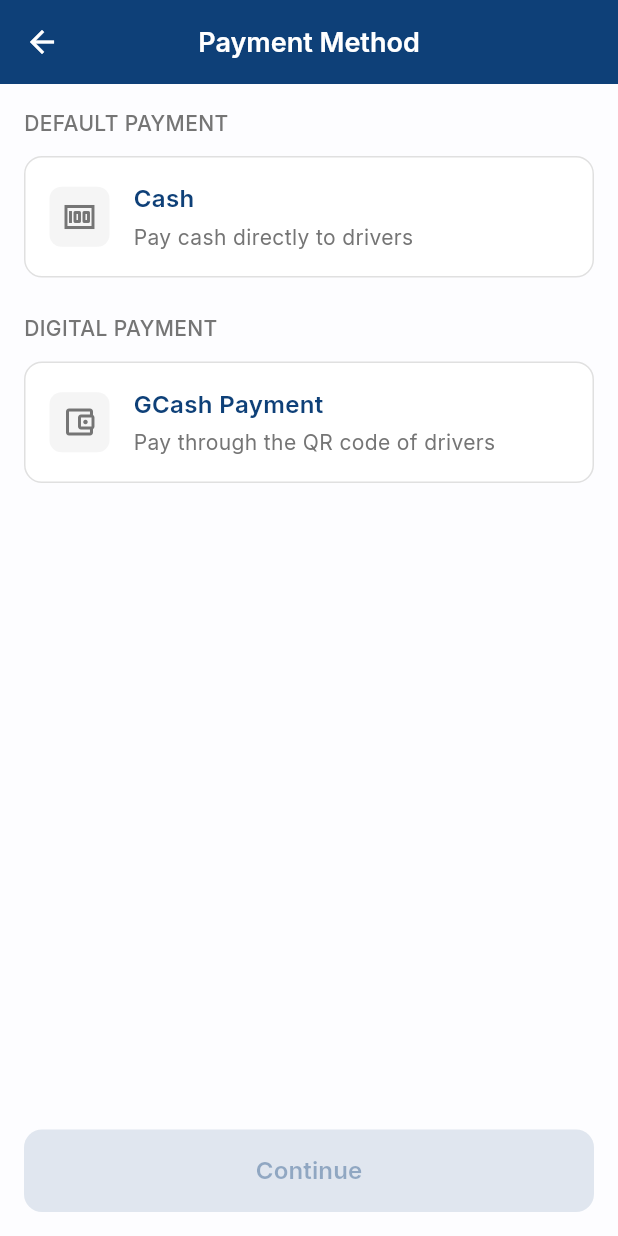
After one commit to Kirr-Codes/trikego_app, a Flutter app: the PaymentMethodScreen screen opened by its route, on a phone screen of 412 x 824 dp. The commit adds this screen. Run offline on Flutter 3.47's test engine with Material 3 defaults, Android fonts, the phone set to English and light mode, and no system bars; our stand-ins replace cloud_firestore, firebase_auth, firebase_core, firebase_storage, flutter_dotenv, geocoding and 7 more; missing offline and left inert: google_polyline_algorithm; accounts and stored records are empty.

Commit message:
Added payment method screen

```diff
--- a/lib/main.dart
+++ b/lib/main.dart
@@ -11,6 +11,7 @@ import 'package:flutter/services.dart';
 import 'package:google_fonts/google_fonts.dart';
 import 'screens/homepage.dart';
 import 'screens/history_screen.dart';
+import 'screens/payment_method_screen.dart';
 
 import 'package:firebase_core/firebase_core.dart';
 import 'firebase_options.dart';
@@ -104,6 +105,7 @@ class MyApp extends StatelessWidget {
         '/history': (context) => const HistoryScreen(),
         '/edit_profile': (context) => const EditProfilePage(),
         '/settings': (context) => const SettingsScreen(),
+        '/payment_method': (context) => const PaymentMethodScreen(),
       },
     );
   }
--- /dev/null
+++ b/lib/screens/payment_method_screen.dart
@@ -0,0 +1,187 @@
+import 'package:flutter/material.dart';
+import 'package:google_fonts/google_fonts.dart';
+import '../main.dart' show AppColors;
+
+class PaymentMethodScreen extends StatefulWidget {
+  const PaymentMethodScreen({super.key});
+
+  @override
+  State<PaymentMethodScreen> createState() => _PaymentMethodScreenState();
+}
+
+class _PaymentMethodScreenState extends State<PaymentMethodScreen> {
+  String? _selectedPaymentMethod;
+
+  @override
+  Widget build(BuildContext context) {
+    return Scaffold(
+      backgroundColor: AppColors.background,
+      appBar: AppBar(
+        title: Text(
+          'Payment Method',
+          style: GoogleFonts.inter(
+            fontSize: 18,
+            fontWeight: FontWeight.w600,
+            color: Colors.white,
+          ),
+        ),
+        backgroundColor: AppColors.primary,
+        foregroundColor: Colors.white,
+        elevation: 0,
+        centerTitle: true,
+      ),
+      body: Padding(
+        padding: const EdgeInsets.all(16.0),
+        child: Column(
+          crossAxisAlignment: CrossAxisAlignment.start,
+          children: [
+            // Default Payment Section
+            _buildSectionHeader('DEFAULT PAYMENT'),
+            const SizedBox(height: 12),
+            _buildPaymentOption(
+              icon: Icons.money,
+              title: 'Cash',
+              subtitle: 'Pay cash directly to drivers',
+              value: 'cash',
+              isSelected: _selectedPaymentMethod == 'cash',
+              onTap: () => _selectPaymentMethod('cash'),
+            ),
+
+            const SizedBox(height: 24),
+
+            // Digital Payment Section
+            _buildSectionHeader('DIGITAL PAYMENT'),
+            const SizedBox(height: 12),
+            _buildPaymentOption(
+              icon: Icons.account_balance_wallet_outlined,
+              title: 'GCash Payment',
+              subtitle: 'Pay through the QR code of drivers',
+              value: 'digital',
+              isSelected: _selectedPaymentMethod == 'digital',
+              onTap: () => _selectPaymentMethod('digital'),
+            ),
+
+            const Spacer(),
+
+            // Continue Button
+            SizedBox(
+              width: double.infinity,
+              child: ElevatedButton(
+                onPressed: _selectedPaymentMethod != null ? _continueWithPayment : null,
+                style: ElevatedButton.styleFrom(
+                  backgroundColor: AppColors.primary,
+                  foregroundColor: Colors.white,
+                  padding: const EdgeInsets.symmetric(vertical: 16),
+                  shape: RoundedRectangleBorder(
+                    borderRadius: BorderRadius.circular(12),
+                  ),
+                ),
+                child: Text(
+                  'Continue',
+                  style: GoogleFonts.inter(
+                    fontSize: 16,
+                    fontWeight: FontWeight.w600,
+                  ),
+                ),
+              ),
+            ),
+          ],
+        ),
+      ),
+    );
+  }
+
+  Widget _buildSectionHeader(String title) {
+    return Text(
+      title,
+      style: GoogleFonts.inter(
+        fontSize: 14,
+        fontWeight: FontWeight.w500,
+        color: Colors.grey[600],
+      ),
+    );
+  }
+
+  Widget _buildPaymentOption({
+    required IconData icon,
+    required String title,
+    required String subtitle,
+    required String value,
+    required bool isSelected,
+    required VoidCallback onTap,
+  }) {
+    return GestureDetector(
+      onTap: onTap,
+      child: Container(
+        padding: const EdgeInsets.all(16),
+        decoration: BoxDecoration(
+          color: isSelected ? AppColors.secondary.withValues(alpha: 0.1) : Colors.white,
+          borderRadius: BorderRadius.circular(12),
+          border: Border.all(
+            color: isSelected ? AppColors.primary : Colors.grey[300]!,
+            width: isSelected ? 2 : 1,
+          ),
+        ),
+        child: Row(
+          children: [
+            Container(
+              padding: const EdgeInsets.all(8),
+              decoration: BoxDecoration(
+                color: isSelected ? AppColors.primary : Colors.grey[100],
+                borderRadius: BorderRadius.circular(8),
+              ),
+              child: Icon(
+                icon,
+                color: isSelected ? Colors.white : Colors.grey[600],
+                size: 24,
+              ),
+            ),
+            const SizedBox(width: 16),
+            Expanded(
+              child: Column(
+                crossAxisAlignment: CrossAxisAlignment.start,
+                children: [
+                  Text(
+                    title,
+                    style: GoogleFonts.inter(
+                      fontSize: 16,
+                      fontWeight: FontWeight.w600,
+                      color: AppColors.primary,
+                    ),
+                  ),
+                  const SizedBox(height: 4),
+                  Text(
+                    subtitle,
+                    style: GoogleFonts.inter(
+                      fontSize: 14,
+                      color: Colors.grey[600],
+                    ),
+                  ),
+                ],
+              ),
+            ),
+            if (isSelected)
+              Icon(
+                Icons.check_circle,
+                color: AppColors.primary,
+                size: 24,
+              ),
+          ],
+        ),
+      ),
+    );
+  }
+
+  void _selectPaymentMethod(String method) {
+    setState(() {
+      _selectedPaymentMethod = method;
+    });
+  }
+
+  void _continueWithPayment() {
+    if (_selectedPaymentMethod != null) {
+      // Return the selected payment method to the previous screen
+      Navigator.pop(context, _selectedPaymentMethod);
+    }
+  }
+}
```
